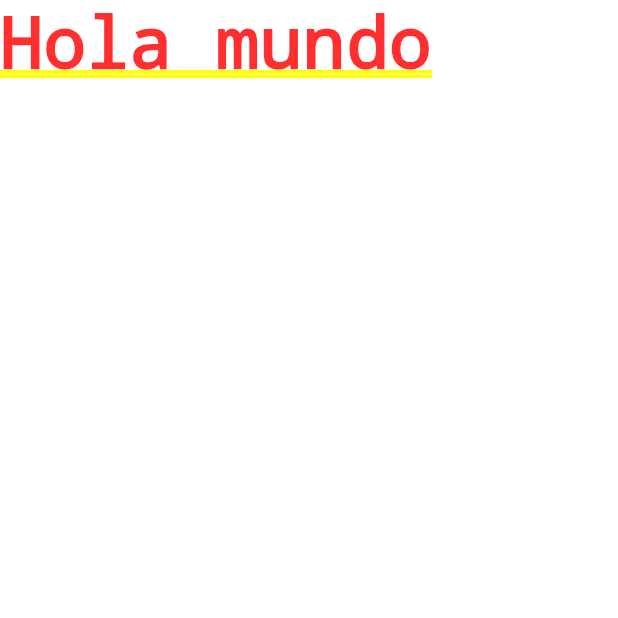
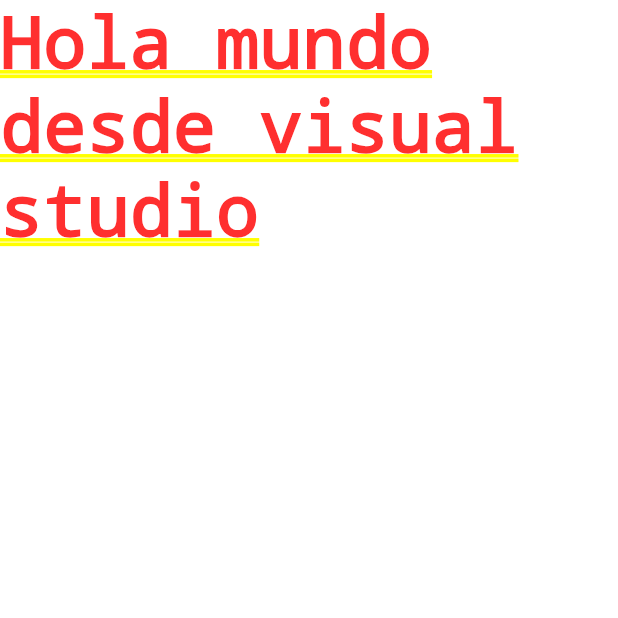
Before and after one commit to SergioBGISC99/shorts_app, a Flutter app: the screen it shows after launch, on a phone screen of 412 x 824 dp, the top half of it. Run offline on Flutter 3.47's test engine with Material 2 defaults, Android fonts, the phone set to English and light mode, and no system bars.

Commit message:
commit desde vs code

```diff
--- a/lib/main.dart
+++ b/lib/main.dart
@@ -8,7 +8,7 @@ class MyApp extends StatelessWidget {
   @override
   Widget build(BuildContext context) {
     return const MaterialApp(
-      home: Text("Hola mundo"),
+      home: Text("Hola mundo desde visual studio"),
     );
   }
 }
```
